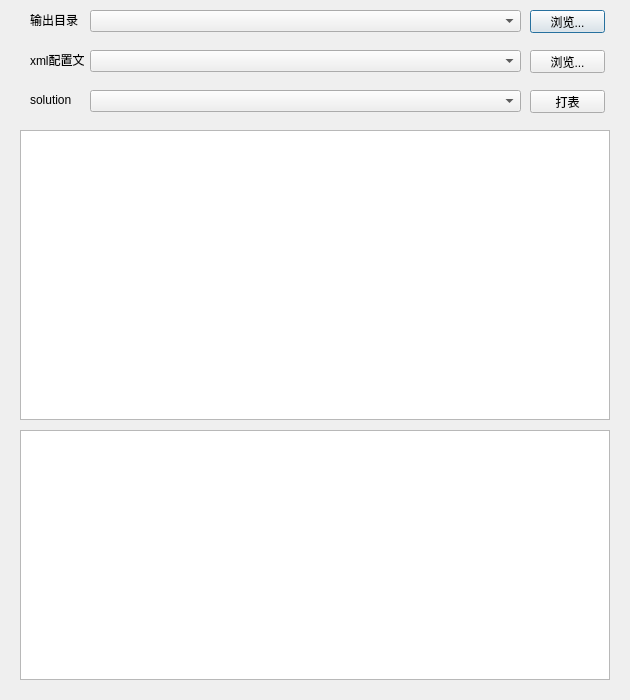
Qt form Tools/ExcelExport/qtexcel/maindialog.ui (PoojaShahapur/unitygame) before a commit.
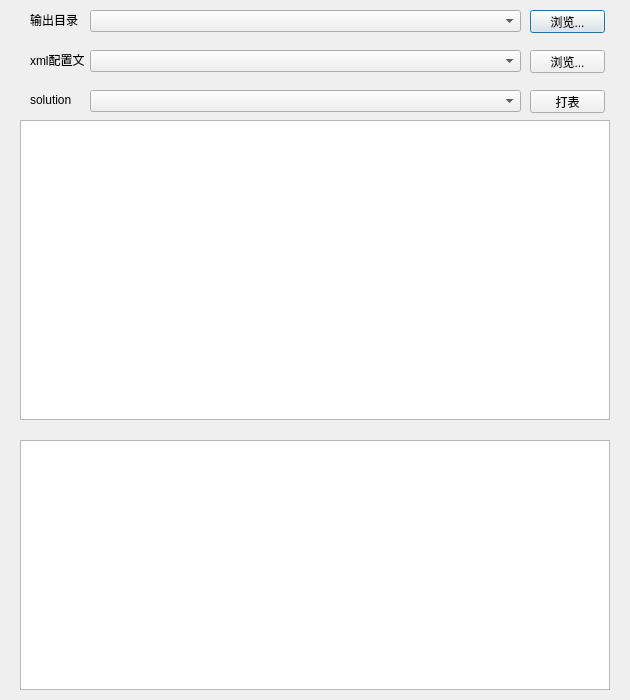
The same form after that commit.

Patch:
```diff
--- a/Tools/ExcelExport/qtexcel/maindialog.ui
+++ b/Tools/ExcelExport/qtexcel/maindialog.ui
@@ -125,7 +125,7 @@
    <property name="geometry">
     <rect>
      <x>20</x>
-     <y>430</y>
+     <y>440</y>
      <width>590</width>
      <height>250</height>
     </rect>
@@ -138,9 +138,9 @@
    <property name="geometry">
     <rect>
      <x>20</x>
-     <y>130</y>
+     <y>120</y>
      <width>590</width>
-     <height>290</height>
+     <height>300</height>
     </rect>
    </property>
   </widget>
```
